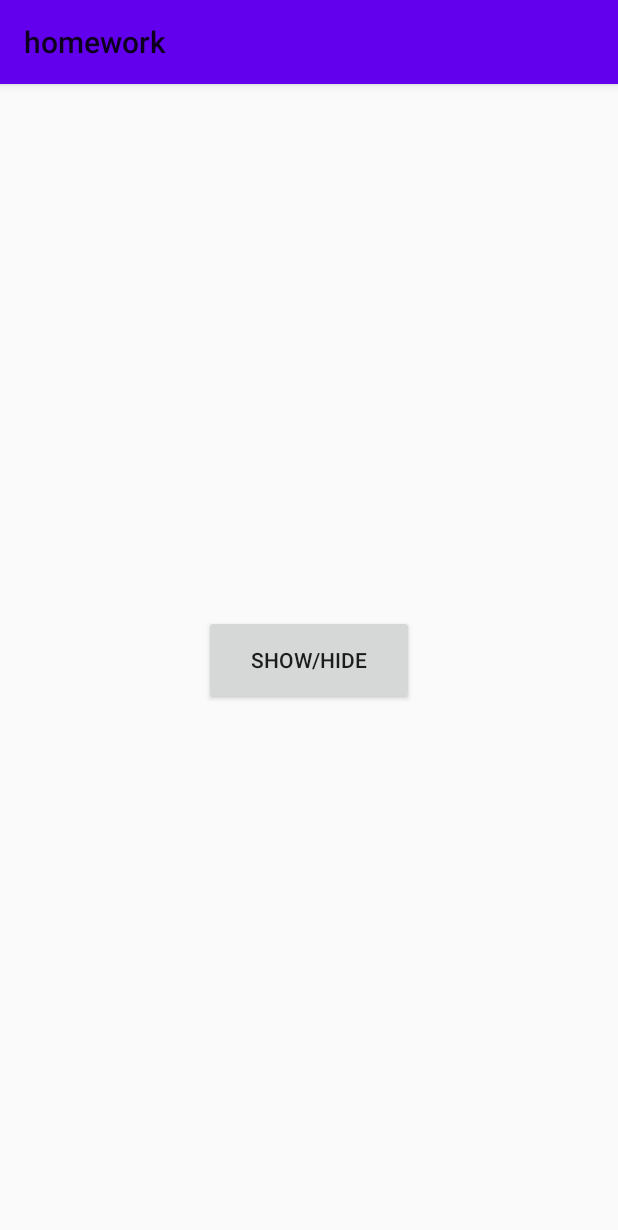
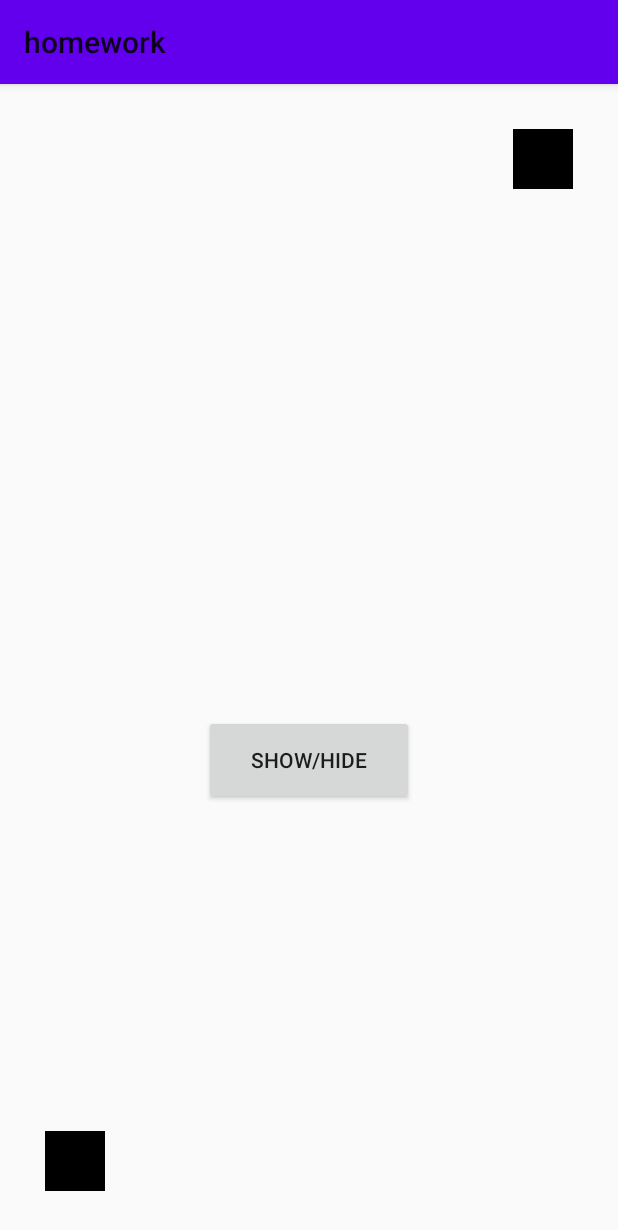
Before and after one commit to VadimGuryanov/android-home-work-3-course, an Android app: the screen it shows after launch (MainActivity), after a tap on "SHOW/HIDE", on a phone screen of 412 x 824 dp. Shown: the top 1230 px of the screen. Run offline under Robolectric (Android 15) with nearby library versions, the phone set to English and light mode, and no system bars; 1 other tap on this screen came first.

```diff
--- a/app/build.gradle
+++ b/app/build.gradle
@@ -37,4 +37,6 @@ dependencies {
     androidTestImplementation 'androidx.test.ext:junit:1.1.2'
     androidTestImplementation 'androidx.test.espresso:espresso-core:3.3.0'
 
+    def dynamicanimation_version = '1.0.0'
+    implementation "androidx.dynamicanimation:dynamicanimation:$dynamicanimation_version"
 }
--- a/app/src/main/java/kpfu/itis/homework/MainActivity.kt
+++ b/app/src/main/java/kpfu/itis/homework/MainActivity.kt
@@ -3,19 +3,27 @@ package kpfu.itis.homework
 import android.animation.AnimatorSet
 import android.animation.ObjectAnimator
 import android.animation.ValueAnimator
-import androidx.appcompat.app.AppCompatActivity
 import android.os.Bundle
 import android.view.View
 import android.view.animation.DecelerateInterpolator
+import androidx.appcompat.app.AppCompatActivity
 import androidx.core.animation.doOnEnd
 import androidx.core.animation.doOnStart
+import androidx.dynamicanimation.animation.SpringAnimation
+import androidx.dynamicanimation.animation.SpringForce
+import androidx.dynamicanimation.animation.SpringForce.*
 import kotlinx.android.synthetic.main.activity_main.*
+
 
 class MainActivity : AppCompatActivity() {
 
-    private lateinit var set1: AnimatorSet
-    private lateinit var set2: AnimatorSet
-    private var animatedValue = 0f
+    private lateinit var tvAnim1: AnimatorSet
+    private lateinit var tvAnim2: AnimatorSet
+    private lateinit var btnAnim1: ValueAnimator
+    private lateinit var btnAnim2: ValueAnimator
+    private var tvCurrantValue = 0f
+    private var btnCurrantValue = 0f
+    private var statusAnim = false
 
     override fun onCreate(savedInstanceState: Bundle?) {
         super.onCreate(savedInstanceState)
@@ -26,45 +34,75 @@ class MainActivity : AppCompatActivity() {
 
     private fun initListener() {
         btn_show_or_hide.setOnClickListener {
+            if (statusAnim) {
+                animateImage2()
+            } else {
+                animateImage1()
+            }
             when {
-                set1.isRunning -> runAnimation1()
-                set2.isRunning -> runAnimation2()
-                else -> if (tv_hw.visibility == View.VISIBLE) set1.start() else set2.start()
+                tvAnim1.isRunning -> runAnimation2()
+                tvAnim2.isRunning -> runAnimation1()
+                else -> {
+                    btnCurrantValue = 0f
+                    tvCurrantValue = 0f
+                    initAnimations()
+                    if (tv_hw.visibility == View.VISIBLE) {
+                        tvAnim1.start()
+                        btnAnim1.start()
+                    } else {
+                        tvAnim2.start()
+                        btnAnim2.start()
+                    }
+                }
             }
+        }
+        tv_hw.setOnClickListener {
+            getTextViewSpringAnimation(it,  100f).start()
+            getTextViewSpringAnimation(it, -100f).start()
         }
     }
 
-    private fun runAnimation1() {
-        animatedValue = (set1.childAnimations.last() as ValueAnimator).let {
+    private fun runAnimation2() {
+        tvCurrantValue = (tvAnim1.childAnimations.last() as ValueAnimator).let {
             it.animatedValue as Float
         }
-        set1.removeAllListeners()
-        set1.end()
-        set2.play(getTextViewRotation(animatedValue, 0f, true))
-        set2.start()
+        btnCurrantValue = btnAnim1.animatedValue as Float
+        tvAnim1.removeAllListeners()
+        tvAnim1.end()
+        btnAnim1.end()
+        tvAnim2.play(getTextViewRotation(tvCurrantValue, 0f, true))
+        tvAnim2.start()
+        btnAnim2 = getButtonAnimation(btnCurrantValue, -100f)
+        btnAnim2.start()
     }
 
-    private fun runAnimation2() {
-        animatedValue = (set2.childAnimations.last() as ValueAnimator).let {
+    private fun runAnimation1() {
+        tvCurrantValue = (tvAnim2.childAnimations.last() as ValueAnimator).let {
             it.animatedValue as Float
         }
-        set2.removeAllListeners()
-        set2.end()
-        set1.play(getTextViewRotation(animatedValue, 360f, false))
-        set1.start()
+        btnCurrantValue = btnAnim2.animatedValue as Float
+        tvAnim2.removeAllListeners()
+        tvAnim2.end()
+        btnAnim2.end()
+        tvAnim1.play(getTextViewRotation(tvCurrantValue, 360f, false))
+        tvAnim1.start()
+        btnAnim1 = getButtonAnimation(btnCurrantValue, 100f)
+        btnAnim1.start()
     }
 
     private fun initAnimations() {
-        set1 = AnimatorSet().apply {
+        tvAnim1 = AnimatorSet().apply {
             play(getTextViewRotation(0f, 360f, false))
             duration = 1000
             interpolator = DecelerateInterpolator()
         }
-        set2 = AnimatorSet().apply {
+        tvAnim2 = AnimatorSet().apply {
             play(getTextViewRotation(360f, 0f, true))
             duration = 1000
             interpolator = DecelerateInterpolator()
         }
+        btnAnim1 = getButtonAnimation(end = 100f)
+        btnAnim2 = getButtonAnimation(end = -100f)
     }
 
     private fun getTextViewRotation(start: Float, end: Float, isVisible: Boolean): ObjectAnimator {
@@ -76,4 +114,43 @@ class MainActivity : AppCompatActivity() {
             }
         }
     }
+
+    private fun getButtonAnimation(start: Float = -1f, end: Float): ValueAnimator {
+        return ValueAnimator.ofFloat(
+            if (start == -1f) btn_show_or_hide.translationY else start,
+            end
+        ).apply {
+            duration = 1000
+            addUpdateListener {
+                btn_show_or_hide.translationY = it.animatedValue as Float
+            }
+        }
+    }
+
+    private fun getTextViewSpringAnimation(view: View, position: Float): SpringAnimation {
+        val springAnim = SpringAnimation(view, SpringAnimation.TRANSLATION_X)
+        val springForce = SpringForce().apply {
+            finalPosition = position
+            stiffness = STIFFNESS_LOW
+            dampingRatio = DAMPING_RATIO_MEDIUM_BOUNCY
+        }
+        springAnim.spring = springForce
+        return springAnim
+    }
+
+    private fun animateImage1() {
+        iv_1.animate().setDuration(1000).alpha(0f)
+        iv_2.animate().setDuration(1000).rotation(360f)
+        iv_3.animate().setDuration(1000).alpha(0f)
+        iv_4.animate().setDuration(1000).rotation(360f)
+        statusAnim = true
+    }
+
+    private fun animateImage2() {
+        iv_1.animate().setDuration(1000).alpha(1f)
+        iv_2.animate().setDuration(1000).rotation(0f)
+        iv_3.animate().setDuration(1000).alpha(1f)
+        iv_4.animate().setDuration(1000).rotation(0f)
+        statusAnim = false
+    }
 }
--- a/app/src/main/res/layout/activity_main.xml
+++ b/app/src/main/res/layout/activity_main.xml
@@ -27,6 +27,46 @@
         app:layout_constraintBottom_toBottomOf="parent"
         app:layout_constraintEnd_toEndOf="parent"
         app:layout_constraintStart_toStartOf="parent"
-        app:layout_constraintTop_toBottomOf="@id/tv_hw" />
+        app:layout_constraintTop_toTopOf="parent" />
+
+    <ImageView
+        android:id="@+id/iv_1"
+        android:layout_width="40dp"
+        android:layout_height="40dp"
+        android:layout_margin="30dp"
+        android:src="#000"
+        app:layout_constraintStart_toStartOf="parent"
+        app:layout_constraintTop_toTopOf="parent" />
+
+    <ImageView
+        android:id="@+id/iv_2"
+        android:layout_width="40dp"
+        android:layout_height="40dp"
+        android:layout_margin="30dp"
+        android:src="#000"
+        app:layout_constraintEnd_toEndOf="parent"
+        app:layout_constraintTop_toTopOf="parent"/>
+
+    <ImageView
+        android:id="@+id/iv_3"
+        android:layout_width="40dp"
+        android:layout_height="40dp"
+        android:layout_margin="30dp"
+        android:src="#000"
+        app:layout_constraintEnd_toEndOf="parent"
+        app:layout_constraintBottom_toBottomOf="parent"/>
+
+    <ImageView
+        android:id="@+id/iv_4"
+        android:layout_width="40dp"
+        android:layout_height="40dp"
+        android:layout_margin="30dp"
+        android:src="#000"
+        app:layout_constraintStart_toStartOf="parent"
+        app:layout_constraintBottom_toBottomOf="parent" />
+
+
+
+
 
 </androidx.constraintlayout.widget.ConstraintLayout>
```
